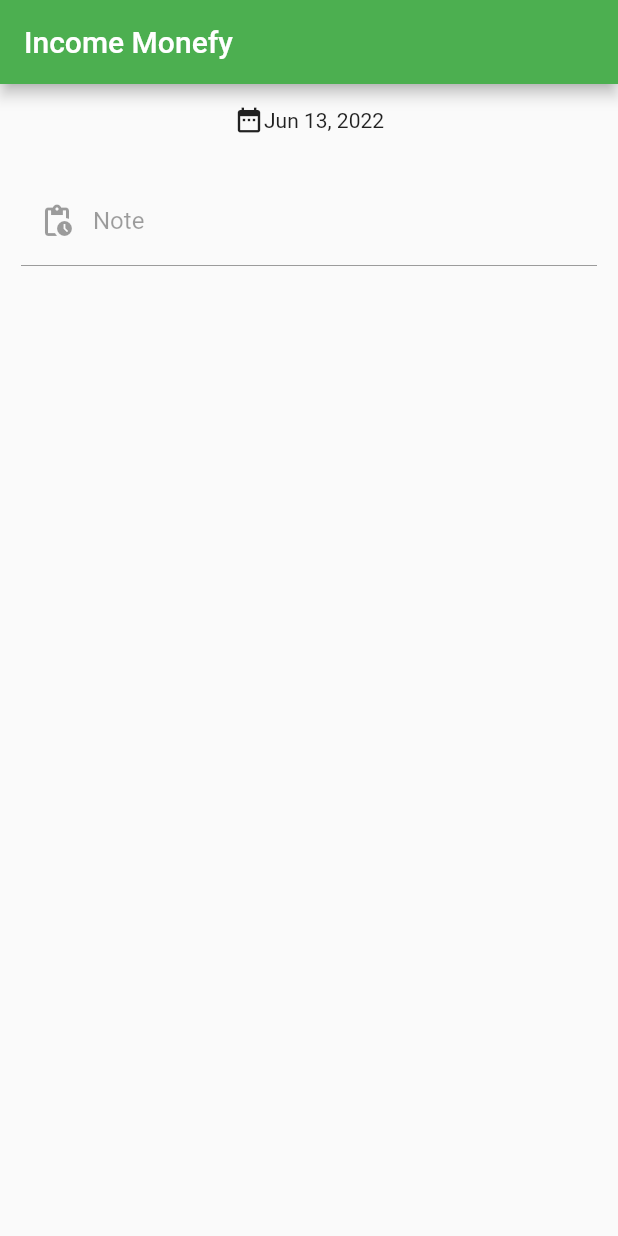
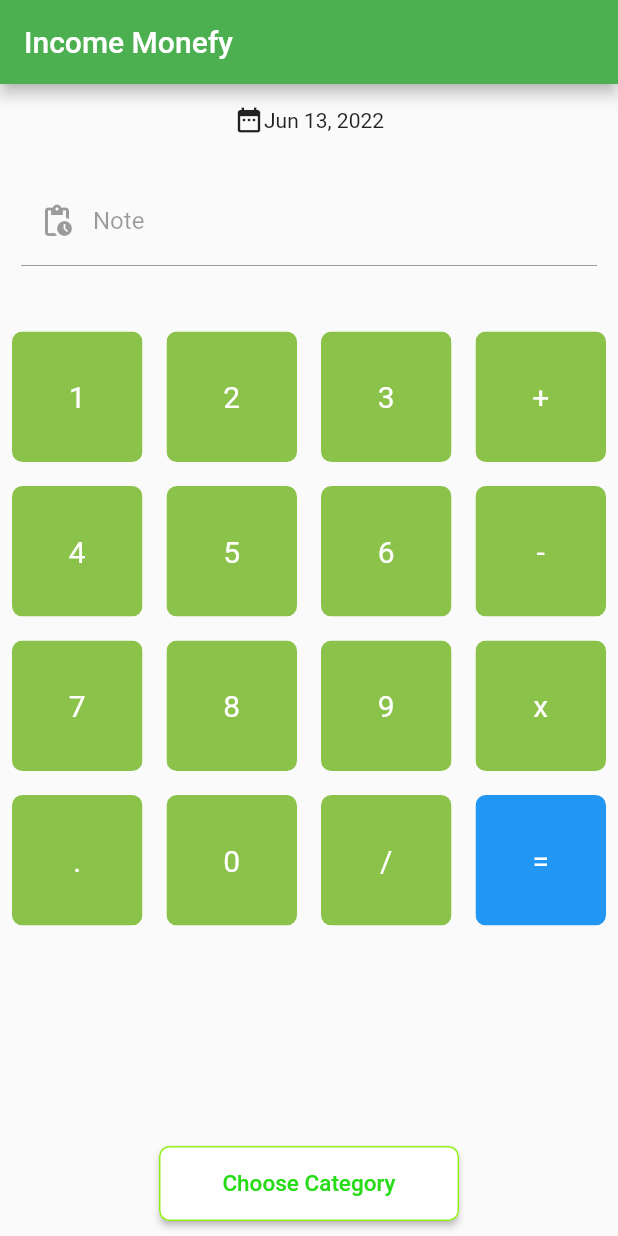
Before and after one commit to mutiadhewanty/money_manage_app, a Flutter app: the screen it shows after launch, on a phone screen of 412 x 824 dp. Run offline on Flutter 3.47's test engine with Material 2 defaults, Android fonts, the phone set to English and light mode, and no system bars; our stand-ins replace pie_chart.

Commit message:
pemasukan 3

```diff
--- /dev/null
+++ b/lib/button/buttonsPemasukan.dart
@@ -0,0 +1,35 @@
+import 'package:flutter/cupertino.dart';
+
+class ButtonsPemasukan extends StatelessWidget {
+  final color;
+  final textColor;
+  final String buttonText;
+  final buttonTapped;
+
+  ButtonsPemasukan(
+      {this.color,
+      this.textColor,
+      required this.buttonText,
+      this.buttonTapped});
+
+  @override
+  Widget build(BuildContext context) {
+    return GestureDetector(
+      onTap: buttonTapped,
+      child: Padding(
+        padding: const EdgeInsets.all(8.0),
+        child: ClipRRect(
+            borderRadius: BorderRadius.circular(7),
+            child: Container(
+              color: color,
+              child: Center(
+                child: Text(
+                  buttonText,
+                  style: TextStyle(color: textColor, fontSize: 20),
+                ),
+              ),
+            )),
+      ),
+    );
+  }
+}
--- a/lib/screen/pemasukan.dart
+++ b/lib/screen/pemasukan.dart
@@ -1,5 +1,8 @@
+import 'package:flutter/foundation.dart';
 import 'package:flutter/material.dart';
 import 'package:intl/intl.dart';
+import 'dart:core';
+import 'package:money_manage_app/button/buttonsPemasukan.dart';
 
 class PemasukanScreen extends StatefulWidget {
   const PemasukanScreen({Key? key}) : super(key: key);
@@ -72,8 +75,77 @@
                   counterText: 'counter'),
             ),
           ),
+          Expanded(
+              flex: 4,
+              child: Container(
+                child: Center(
+                  child: GridView.builder(
+                      itemCount: buttons.length,
+                      gridDelegate: SliverGridDelegateWithFixedCrossAxisCount(
+                          crossAxisCount: 4),
+                      itemBuilder: (BuildContext context, int index) {
+                        if (index == 15) {
+                          return ButtonsPemasukan(
+                            buttonText: buttons[index],
+                            color: Colors.blue,
+                            textColor: Colors.white,
+                          );
+                        } else if (index == buttons.length - 1) {
+                          return ButtonsPemasukan(
+                            buttonTapped: () {
+                              setState(() {
+                                equalsPressed();
+                              });
+                            },
+                            buttonText: buttons[index],
+                            color: Colors.lightGreen,
+                            textColor: Colors.white,
+                          );
+                        } else {
+                          return ButtonsPemasukan(
+                            buttonTapped: () {
+                              setState(() {
+                                userQuestion += buttons[index];
+                              });
+                            },
+                            buttonText: buttons[index],
+                            color: isOperator(buttons[index])
+                                ? Colors.lightGreen
+                                : Colors.lightGreen,
+                            textColor: isOperator(buttons[index])
+                                ? Colors.white
+                                : Colors.white,
+                          );
+                        }
+                      }),
+                ),
+              )),
+          Container(
+            margin: EdgeInsets.all(10),
+            height: 50.0,
+            width: 200.0,
+            child: RaisedButton(
+              shape: RoundedRectangleBorder(
+                  borderRadius: BorderRadius.circular(7.0),
+                  side: BorderSide(color: Color.fromARGB(255, 146, 240, 24))),
+              onPressed: () {},
+              padding: EdgeInsets.all(10.0),
+              color: Colors.white,
+              textColor: Color.fromARGB(255, 39, 219, 22),
+              child: Text("Choose Category", style: TextStyle(fontSize: 15)),
+            ),
+          ),
         ],
       ),
     );
   }
+
+  bool isOperator(String x) {
+    if (x == '%' || x == '/' || x == 'x' || x == '-' || x == '+' || x == '=') {
+      return true;
+    }
+    return false;
+  }
+
+  void equalsPressed() {}
 }
```
